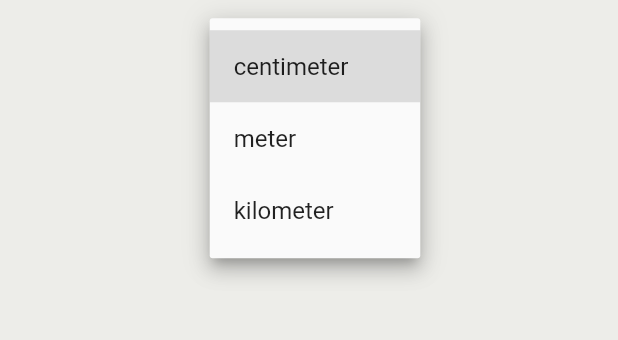
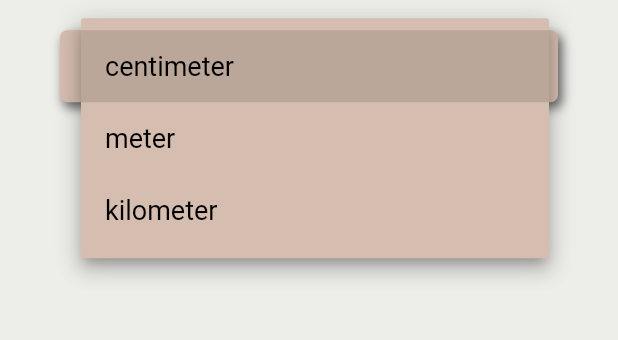
Before and after one commit to exxsid/length_converter_flutter, a Flutter app: the screen it shows after launch, after a tap on "centimeter", on a phone screen of 412 x 824 dp, the part 593-933 px from its top. Run offline on Flutter 3.47's test engine with Material 2 defaults, Android fonts, the phone set to English and light mode, and no system bars.

Commit message:
change the dropdown button

```diff
--- a/lib/converter_view.dart
+++ b/lib/converter_view.dart
@@ -1,10 +1,7 @@
 import 'package:flutter/material.dart';
+import 'package:length_converter/widget/dropdown_menu.dart';
 
-const List<String> _lengthUnits = [
-  'centimeter',
-  'meter',
-  'kilometer',
-];
+
 
 class Converter extends StatefulWidget {
   const Converter({super.key});
@@ -14,12 +11,12 @@ class Converter extends StatefulWidget {
 }
 
 class _ConverterState extends State<Converter> {
-  String _fromDropdownValue = _lengthUnits.first;
 
   @override
   Widget build(BuildContext context) {
     return Container(
-        padding: EdgeInsets.all(10),
+        // padding: EdgeInsets.all(10),
+        margin: EdgeInsets.all(40),
         child: Center(
           child: Column(
             mainAxisAlignment: MainAxisAlignment.center,
@@ -38,23 +35,7 @@ class _ConverterState extends State<Converter> {
               ),
 
               // dropdown for from value
-              DropdownButton(
-                value: _fromDropdownValue,
-                icon: Icon(Icons.arrow_downward),
-                items:
-                    _lengthUnits.map<DropdownMenuItem<String>>((String value) {
-                  return DropdownMenuItem<String>(
-                    value: value,
-                    child: Text(value),
-                  );
-                }).toList(),
-                onChanged: (String? value) {
-                  // This is called when the user selects an item.
-                  setState(() {
-                    _fromDropdownValue = value!;
-                  });
-                },
-              ),
+              DropdownMenuWidget(),
             ],
           ),
         ));
--- /dev/null
+++ b/lib/widget/dropdown_menu.dart
@@ -0,0 +1,57 @@
+import 'package:flutter/material.dart';
+
+const List<String> _lengthUnits = [
+  'centimeter',
+  'meter',
+  'kilometer',
+];
+
+class DropdownMenuWidget extends StatefulWidget {
+  const DropdownMenuWidget({super.key});
+
+  @override
+  State<DropdownMenuWidget> createState() => _DropdownMenuWidgetState();
+}
+
+class _DropdownMenuWidgetState extends State<DropdownMenuWidget> {
+
+  String dropdownValue = _lengthUnits.first;
+  @override
+  Widget build(BuildContext context) {
+    return DecoratedBox(
+      decoration: BoxDecoration(
+          color: Color.fromARGB(255, 213, 189, 175),
+          borderRadius: BorderRadius.circular(5),
+          boxShadow: <BoxShadow>[
+            BoxShadow(
+              color: Color.fromRGBO(0, 0, 0, 0.57), //shadow for button
+              blurRadius: 5,
+              offset: Offset.fromDirection(1, 4),
+            ) //blur radius of shadow
+          ]),
+      child: Padding(
+        padding: EdgeInsets.only(left: 30, right: 30),
+        child: DropdownButton(
+          value: dropdownValue,
+          items: _lengthUnits.map<DropdownMenuItem<String>>((String value) {
+            return DropdownMenuItem<String>(
+              value: value,
+              child: Text(value),
+            );
+          }).toList(),
+          onChanged: (value) {
+            setState(() {
+              dropdownValue = value!;
+            });
+          },
+          isExpanded: true, //make true to take width of parent widget
+          underline: Container(), //empty line
+          style: TextStyle(fontSize: 18, color: Colors.black),
+          dropdownColor: Color.fromARGB(255, 213, 189, 175),
+          iconEnabledColor: Colors.black, //Icon color
+        ),
+      ),
+    );
+    ;
+  }
+}
```
